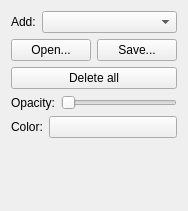
Above: plugins/assistants/Assistants/AssistantsToolOptions.ui from KDE/krita before the change. Below: the same form after it.
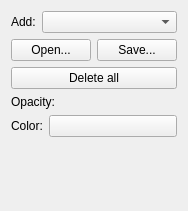
That is the form after the change. Custom widgets are drawn as their Qt base class.

Commit message: swapped out slider with kis slider and added my name to copyright

Patch:
```diff
--- a/plugins/assistants/Assistants/AssistantsToolOptions.ui
+++ b/plugins/assistants/Assistants/AssistantsToolOptions.ui
@@ -60,19 +60,22 @@
     <layout class="QHBoxLayout" name="horizontalLayout_3">
      <item>
       <widget class="QLabel" name="label_2">
+       <property name="sizePolicy">
+        <sizepolicy hsizetype="Fixed" vsizetype="Preferred">
+         <horstretch>0</horstretch>
+         <verstretch>0</verstretch>
+        </sizepolicy>
+       </property>
        <property name="text">
         <string>Opacity:</string>
        </property>
       </widget>
      </item>
      <item>
-      <widget class="QSlider" name="assistantsOpacitySlider">
-       <property name="maximum">
+      <widget class="KisSliderSpinBox" name="assistantsOpacitySlider" native="true">
+       <property name="maximum" stdset="0">
         <number>100</number>
        </property>
-       <property name="orientation">
-        <enum>Qt::Horizontal</enum>
-       </property>
       </widget>
      </item>
     </layout>
@@ -132,6 +135,12 @@
    <header>kcolorbutton.h</header>
    <container>1</container>
   </customwidget>
+  <customwidget>
+   <class>KisSliderSpinBox</class>
+   <extends>QWidget</extends>
+   <header>kis_slider_spin_box.h</header>
+   <container>1</container>
+  </customwidget>
  </customwidgets>
  <resources/>
  <connections/>
```
The commit also changes 24 other files.
